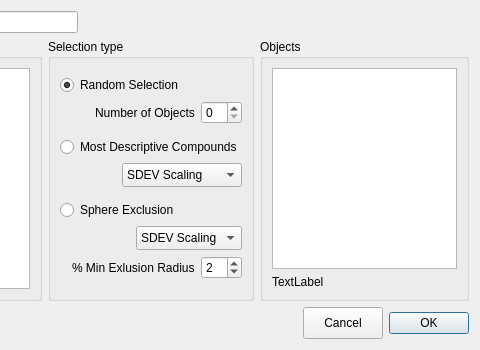
gmrandazzo/QStudioMetrics, file src/Dialogs/SelectionObjectsDialog.ui: the form before one commit; both pictures show x 392 to 872 and y 0 to 350 of the 872 by 350 pixel window.
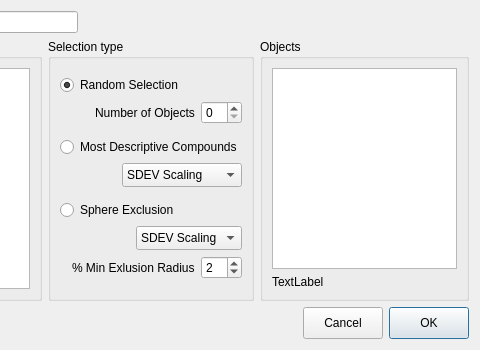
The form after the commit.

The edit to the form file:
```diff
--- a/src/Dialogs/SelectionObjectsDialog.ui
+++ b/src/Dialogs/SelectionObjectsDialog.ui
@@ -340,13 +340,13 @@
        <property name="minimumSize">
         <size>
          <width>80</width>
-         <height>0</height>
+         <height>32</height>
         </size>
        </property>
        <property name="maximumSize">
         <size>
-         <width>60</width>
-         <height>16777215</height>
+         <width>80</width>
+         <height>32</height>
         </size>
        </property>
        <property name="text">
```
Left out of the diff: 4 changed lines with no effect on the pictures.
